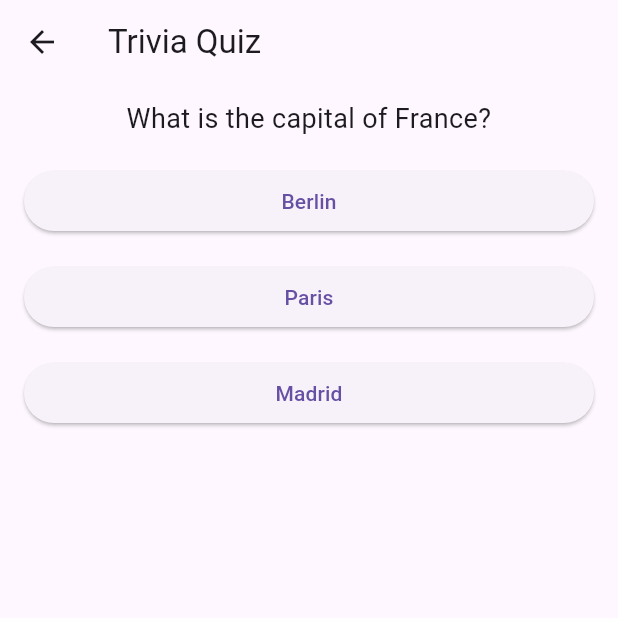
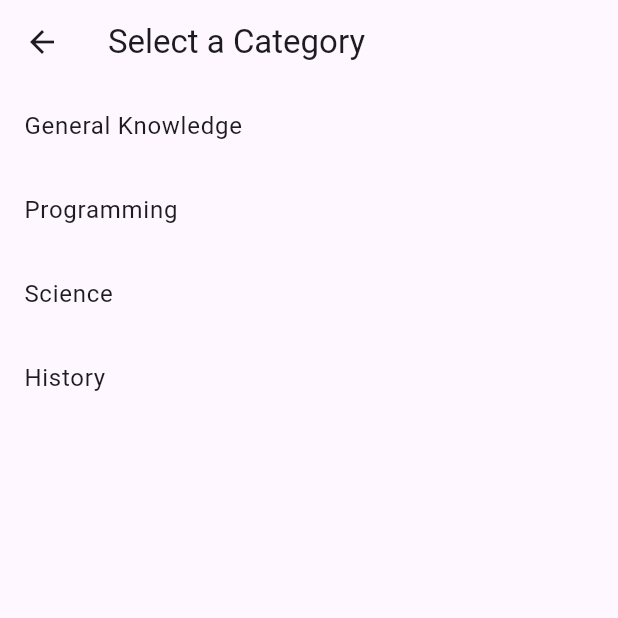
Before and after one commit to KIAND-glitch/flutter-trivia, a Flutter app: the screen it shows after launch, after a tap on "Play", on a phone screen of 412 x 824 dp, the top half of it. Run offline on Flutter 3.47's test engine with Material 3 defaults, Android fonts, the phone set to English and light mode, and no system bars.

Commit message:
add category selection screen

```diff
--- /dev/null
+++ b/lib/category_screen.dart
@@ -0,0 +1,41 @@
+// category_screen.dart
+import 'package:flutter/material.dart';
+import 'quiz_screen.dart';
+
+class CategoryScreen extends StatelessWidget {
+  final List<String> categories = [
+    'General Knowledge',
+    'Programming',
+    'Science',
+    'History',
+  ];
+
+  CategoryScreen({super.key});
+
+  @override
+  Widget build(BuildContext context) {
+    return Scaffold(
+      appBar: AppBar(
+        title: const Text('Select a Category'),
+        // automaticallyImplyLeading: false,
+      ),
+      body: ListView.builder(
+        itemCount: categories.length,
+        itemBuilder: (context, index) {
+          return ListTile(
+            title: Text(categories[index]),
+            onTap: () {
+              // Navigate to the quiz screen with the selected category
+              Navigator.push(
+                context,
+                MaterialPageRoute(
+                  builder: (context) => QuizScreen(category: categories[index]),
+                ),
+              );
+            },
+          );
+        },
+      ),
+    );
+  }
+}
--- a/lib/home_screen.dart
+++ b/lib/home_screen.dart
@@ -1,38 +1,37 @@
 // home_screen.dart
 import 'package:flutter/material.dart';
-import 'quiz_screen.dart';
+import 'category_screen.dart';
 
 class HomeScreen extends StatelessWidget {
+  const HomeScreen({super.key});
+
   @override
   Widget build(BuildContext context) {
     return Scaffold(
-      appBar: AppBar(
-        title: Text('Let\'s Trivia'),
-      ),
       body: Center(
         child: Column(
           mainAxisAlignment: MainAxisAlignment.center,
           children: [
-            Text(
-              'Let\'s Trivia',
+            const Text(
+              "Let's Trivia",
               style: TextStyle(fontSize: 24, fontWeight: FontWeight.bold),
             ),
-            SizedBox(height: 20),
+            const SizedBox(height: 40),
             ElevatedButton(
               onPressed: () {
                 Navigator.push(
                   context,
-                  MaterialPageRoute(builder: (context) => QuizScreen()),
+                  MaterialPageRoute(builder: (context) => CategoryScreen()),
                 );
               },
-              child: Text('Play'),
+              child: const Text('Play'),
             ),
-            SizedBox(height: 10),
+            const SizedBox(height: 10),
             ElevatedButton(
               onPressed: () {
                 // Navigate to settings screen
               },
-              child: Text('Settings'),
+              child: const Text('Settings'),
             ),
           ],
         ),
--- a/lib/main.dart
+++ b/lib/main.dart
@@ -3,10 +3,12 @@ import 'package:flutter/material.dart';
 import 'home_screen.dart';
 
 void main() {
-  runApp(MyApp());
+  runApp(const MyApp());
 }
 
 class MyApp extends StatelessWidget {
+  const MyApp({super.key});
+
   @override
   Widget build(BuildContext context) {
     return MaterialApp(
--- a/lib/quiz_screen.dart
+++ b/lib/quiz_screen.dart
@@ -4,6 +4,10 @@ import 'question.dart';
 import 'answer.dart';
 
 class QuizScreen extends StatefulWidget {
+  final String category;
+
+  QuizScreen({required this.category});
+
   @override
   _QuizScreenState createState() => _QuizScreenState();
 }
@@ -11,46 +15,63 @@ class QuizScreen extends StatefulWidget {
 class _QuizScreenState extends State<QuizScreen> {
   int _questionIndex = 0;
   int _score = 0;
+  bool _answerSubmitted =
+      false; // Flag to track whether the answer has been submitted
 
-  final List<Map<String, Object>> _questions = [
+  List<Map<String, Object>> _questions = [];
+
+  @override
+  void initState() {
+    super.initState();
+    // Load questions based on the selected category
+    _loadQuestions();
+  }
+
+  void _loadQuestions() {
+    // Replace this with logic to fetch questions based on the selected category
+    // For demonstration, we'll use a dummy set of questions
+    _questions = [
       {
-      'questionText': 'What is the capital of France?',
+        'questionText': 'Dummy Question 1',
         'answers': [
-        {'text': 'Berlin', 'score': 0},
-        {'text': 'Paris', 'score': 1},
-        {'text': 'Madrid', 'score': 0},
+          {'text': 'Option 1', 'score': 1},
+          {'text': 'Option 2', 'score': 0},
+          {'text': 'Option 3', 'score': 0},
         ],
       },
       {
-      'questionText': 'Which programming language is Flutter based on?',
+        'questionText': 'Dummy Question 2',
         'answers': [
-        {'text': 'Java', 'score': 0},
-        {'text': 'Dart', 'score': 1},
-        {'text': 'Swift', 'score': 0},
+          {'text': 'Option 1', 'score': 1},
+          {'text': 'Option 2', 'score': 1},
+          {'text': 'Option 3', 'score': 0},
         ],
       },
-    // Add more questions as needed
+      // Add more dummy questions as needed
     ];
+  }
 
   void _answerQuestion(int score) {
+    setState(() {
+      _answerSubmitted = true;
+    });
+
     _score += score;
 
+    // Delay to show correct/incorrect colors before moving to the next question
+    Future.delayed(Duration(seconds: 10), () {
       setState(() {
+        _answerSubmitted = false;
         _questionIndex++;
       });
-
-    if (_questionIndex < _questions.length) {
-      // Display the next question
-    } else {
-      // Quiz completed, show score or navigate to result screen
-    }
+    });
   }
 
   @override
   Widget build(BuildContext context) {
     return Scaffold(
       appBar: AppBar(
-        title: Text('Trivia Quiz'),
+        title: Text('Trivia Quiz - ${widget.category}'),
       ),
       body: _questionIndex < _questions.length
           ? Column(
@@ -60,14 +81,49 @@ class _QuizScreenState extends State<QuizScreen> {
                         as List<Map<String, Object>>)
                     .map((answer) {
                   return Answer(
-                    () => _answerQuestion(answer['score'] as int),
-                    answer['text'] as String,
+                    selectHandler: () =>
+                        _answerQuestion(answer['score'] as int),
+                    answerText: answer['text'] as String,
+                    highlight:
+                        _answerSubmitted && (answer['score'] as int) == 1,
                   );
                 }).toList(),
+                SizedBox(height: 20),
+                ElevatedButton(
+                  onPressed: () {
+                    if (!_answerSubmitted) {
+                      // If the answer has not been submitted, show a message
+                      ScaffoldMessenger.of(context).showSnackBar(
+                        SnackBar(
+                          content: Text('Please select an answer.'),
+                        ),
+                      );
+                    } else {
+                      // Move to the next question
+                      setState(() {
+                        _answerSubmitted = false;
+                        _questionIndex++;
+                      });
+                    }
+                  },
+                  child: Text('Next'),
+                ),
               ],
             )
           : Center(
-              child: Text('Quiz completed! Your score: $_score'),
+              child: Column(
+                mainAxisAlignment: MainAxisAlignment.center,
+                children: [
+                  Text('Quiz completed! Your score: $_score'),
+                  SizedBox(height: 20),
+                  ElevatedButton(
+                    onPressed: () {
+                      // Navigate to the result screen or perform other actions
+                    },
+                    child: Text('Finish'),
+                  ),
+                ],
+              ),
             ),
     );
   }
```
Also changed, not shown: lib/answer.dart (+13 -2 lines), 17 other files. Lines whose indentation alone changed are shown as unchanged.
